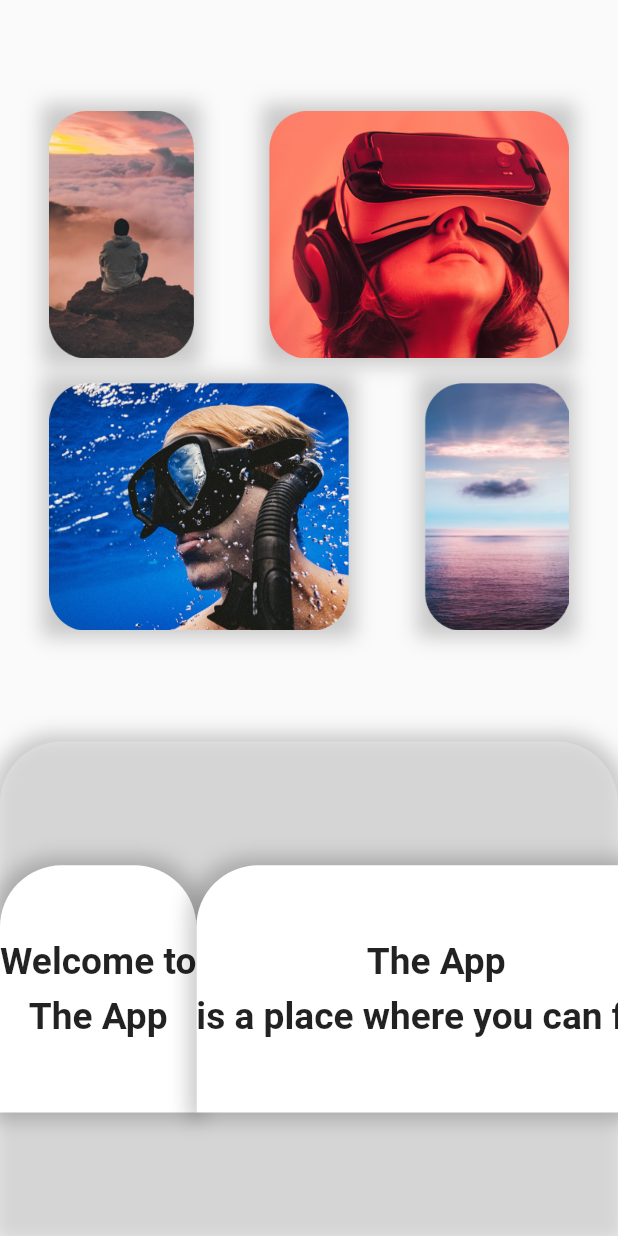
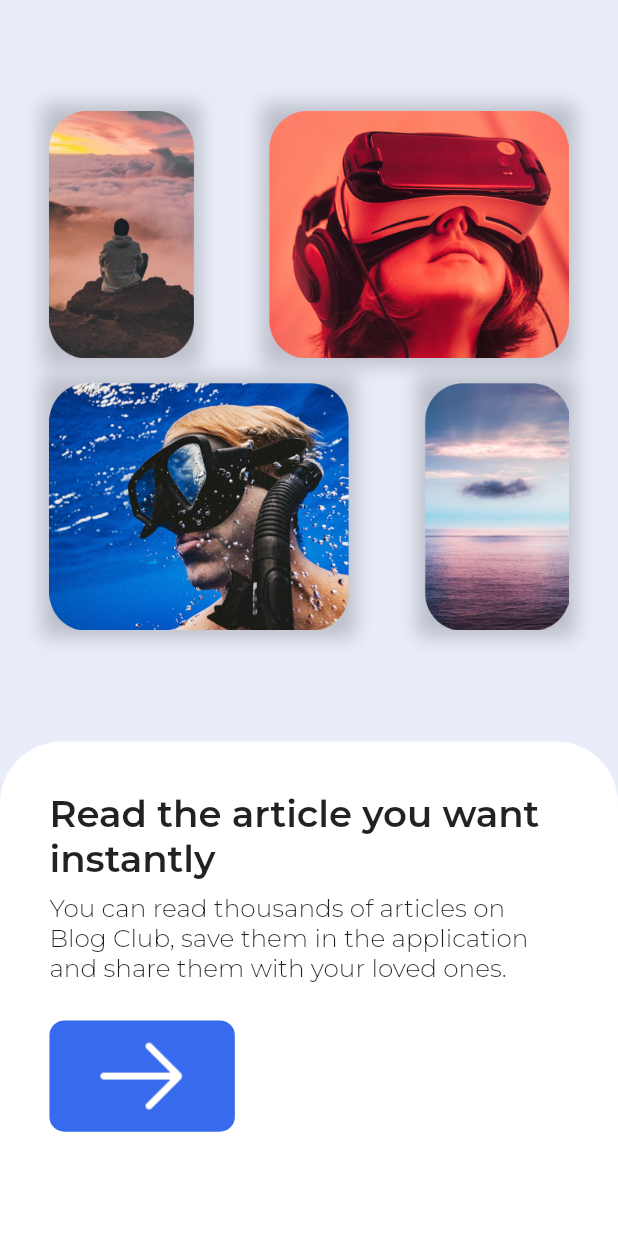
Before and after one commit to pimphand/blog-club, a Flutter app: the screen it shows after launch, on a phone screen of 412 x 824 dp. Run offline on Flutter 3.47's test engine with Material 2 defaults, Android fonts, the phone set to English and light mode, and no system bars; our stand-ins replace google_fonts.

Commit message:
sek akeh seng kurang

```diff
--- a/lib/first.dart
+++ b/lib/first.dart
@@ -1,4 +1,5 @@
 import 'package:flutter/material.dart';
+import 'package:google_fonts/google_fonts.dart';
 
 class First extends StatelessWidget {
   const First({Key? key}) : super(key: key);
@@ -94,106 +95,77 @@ class First extends StatelessWidget {
     Widget bottom() {
       return Container(
         height: size.height * 0.4,
+        width: size.width,
         decoration: BoxDecoration(
             borderRadius: BorderRadius.only(
               topLeft: Radius.circular(size.height * 0.05),
               topRight: Radius.circular(size.height * 0.05),
             ),
-          color: Colors.white24,
-          boxShadow: [
-            BoxShadow(
-              color: Colors.black.withOpacity(0.2),
-              blurRadius: 10,
-              spreadRadius: 5,
+            color: Colors.white),
+        child: PageView.builder(
+          scrollDirection: Axis.horizontal,
+          itemCount: 3,
+          itemBuilder: (_, index) {
+            return Container(
+              margin: EdgeInsets.symmetric(
+                horizontal: size.height * 0.04,
+                vertical: size.height * 0.04,
               ),
-          ],
-        ),
-        child: SingleChildScrollView(
-          scrollDirection: Axis.horizontal,
-          child: Row(
+              child: Column(
+                mainAxisAlignment: MainAxisAlignment.start,
+                crossAxisAlignment: CrossAxisAlignment.start,
                 children: [
                   Container(
-                height: size.height * 0.2,
-                decoration: BoxDecoration(
-                  borderRadius: BorderRadius.only(
-                    topLeft: Radius.circular(size.height * 0.05),
-                    topRight: Radius.circular(size.height * 0.05),
-                  ),
-                  color: Colors.white,
-                  boxShadow: [
-                    BoxShadow(
-                      color: Colors.black.withOpacity(0.2),
-                      blurRadius: 10,
-                      spreadRadius: 5,
-                    ),
-                  ],
-                ),
                     child: Column(
-                  mainAxisAlignment: MainAxisAlignment.center,
                       children: [
                         Text(
-                      'Welcome to',
-                      style: TextStyle(
+                          "Read the article you want instantly",
+                          style: GoogleFonts.montserrat(
                             fontSize: size.height * 0.03,
-                        fontWeight: FontWeight.bold,
+                            fontWeight: FontWeight.w600,
                           ),
                         ),
                         SizedBox(height: size.height * 0.01),
                         Text(
-                      'The App',
-                      style: TextStyle(
-                        fontSize: size.height * 0.03,
-                        fontWeight: FontWeight.bold,
+                          "You can read thousands of articles on Blog Club, save them in the application and share them with your loved ones.",
+                          style: GoogleFonts.montserrat(
+                            fontSize: size.height * 0.02,
+                            fontWeight: FontWeight.w300,
+                          ),
+                        ),
+                        SizedBox(
+                          height: size.height * 0.03,
+                        ),
+                        Row(
+                          mainAxisAlignment: MainAxisAlignment.spaceBetween,
+                          children: [
+                            Container(
+                              width: size.width * 0.3,
+                              height: size.height * 0.09,
+                              decoration: BoxDecoration(
+                                borderRadius: BorderRadius.circular(10),
+                                color: Color(0xff376AED),
+                              ),
+                              child: Image.asset(
+                                'assets/arrow--right.png',
+                                height: 20,
                               ),
                             ),
                           ],
-                ),
-              ),
-              SizedBox(height: size.height * 0.02),
-              Container(
-                height: size.height * 0.2,
-                decoration: BoxDecoration(
-                  borderRadius: BorderRadius.only(
-                    topLeft: Radius.circular(size.height * 0.05),
-                    topRight: Radius.circular(size.height * 0.05),
-                  ),
-                  color: Colors.white,
-                  boxShadow: [
-                    BoxShadow(
-                      color: Colors.black.withOpacity(0.2),
-                      blurRadius: 10,
-                      spreadRadius: 5,
-                    ),
-                  ],
-                ),
-                child: Column(
-                  mainAxisAlignment: MainAxisAlignment.center,
-                  children: [
-                    Text(
-                      'The App',
-                      style: TextStyle(
-                        fontSize: size.height * 0.03,
-                        fontWeight: FontWeight.bold,
-                      ),
-                    ),
-                    SizedBox(height: size.height * 0.01),
-                    Text(
-                      'is a place where you can find',
-                      style: TextStyle(
-                        fontSize: size.height * 0.03,
-                        fontWeight: FontWeight.bold,
-                      ),
-                    ),
+                        )
                       ],
                     ),
                   ),
                 ],
               ),
+            );
+          },
         ),
       );
     }
 
     return Scaffold(
+      backgroundColor: Color(0xffE9EDF9),
       body: Column(
         children: [
           header(),
```
Also changed, not shown: assets/arrow--right.png (added), assets/dot.png (added), assets/dot_active.png (added). Lines whose indentation alone changed are shown as unchanged.
